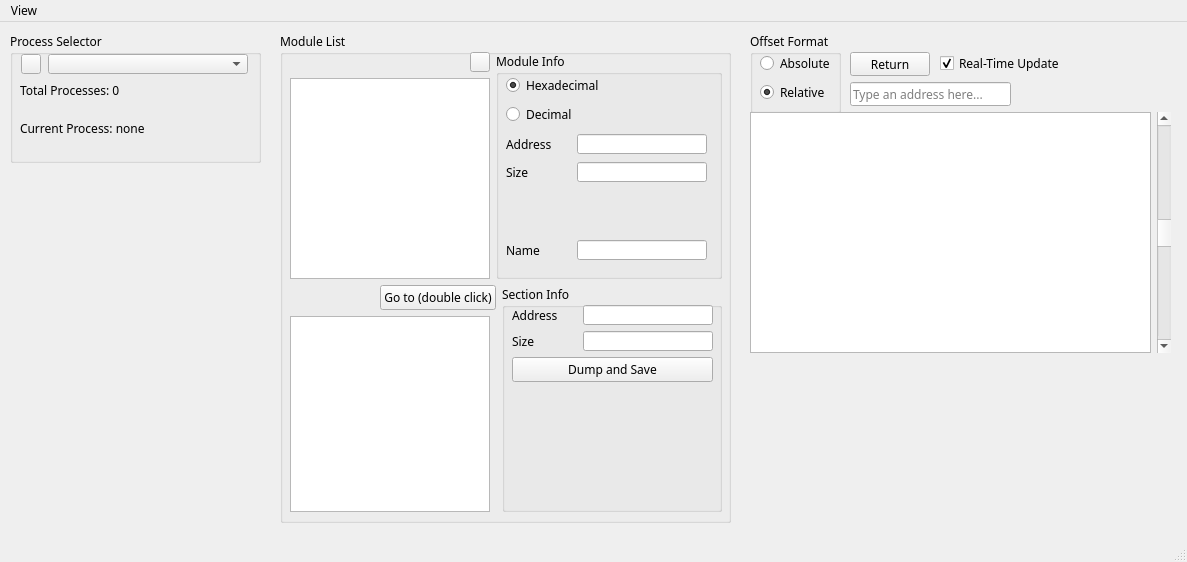
Qt form cmainwindow.ui (kvakazabra/memObserver) before a commit.
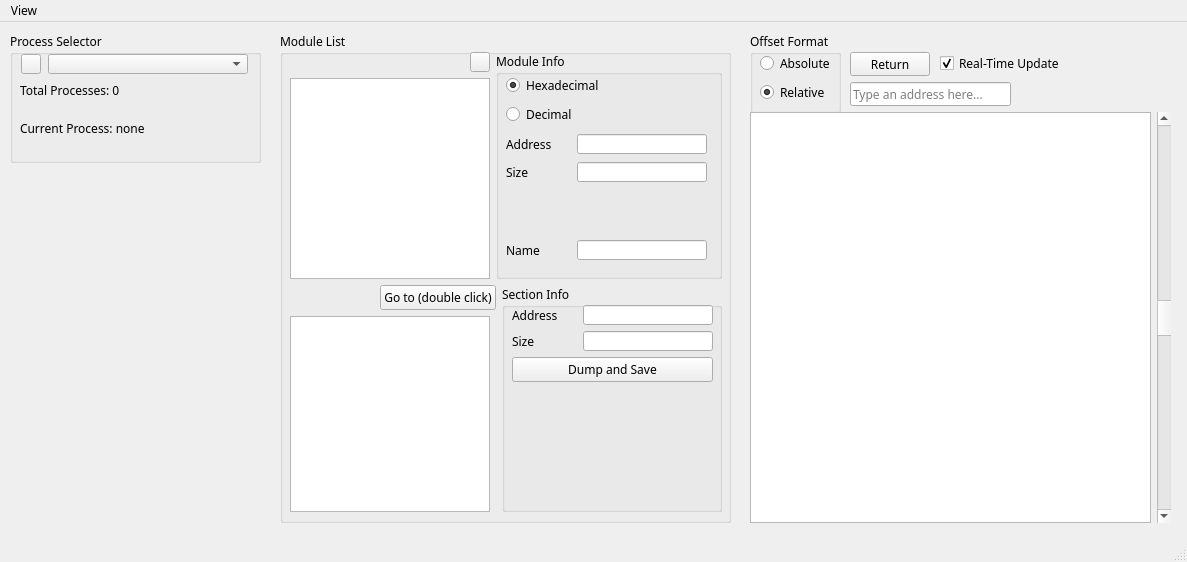
The same form after that commit. Icons and pictures are not drawn.

The edit to the form file:
```diff
--- a/cmainwindow.ui
+++ b/cmainwindow.ui
@@ -792,7 +792,7 @@
       <x>750</x>
       <y>90</y>
       <width>421</width>
-      <height>241</height>
+      <height>411</height>
      </rect>
     </property>
     <layout class="QHBoxLayout" name="horizontalLayout_6">
```
Left out of the diff: 4 changed lines with no effect on the pictures.
